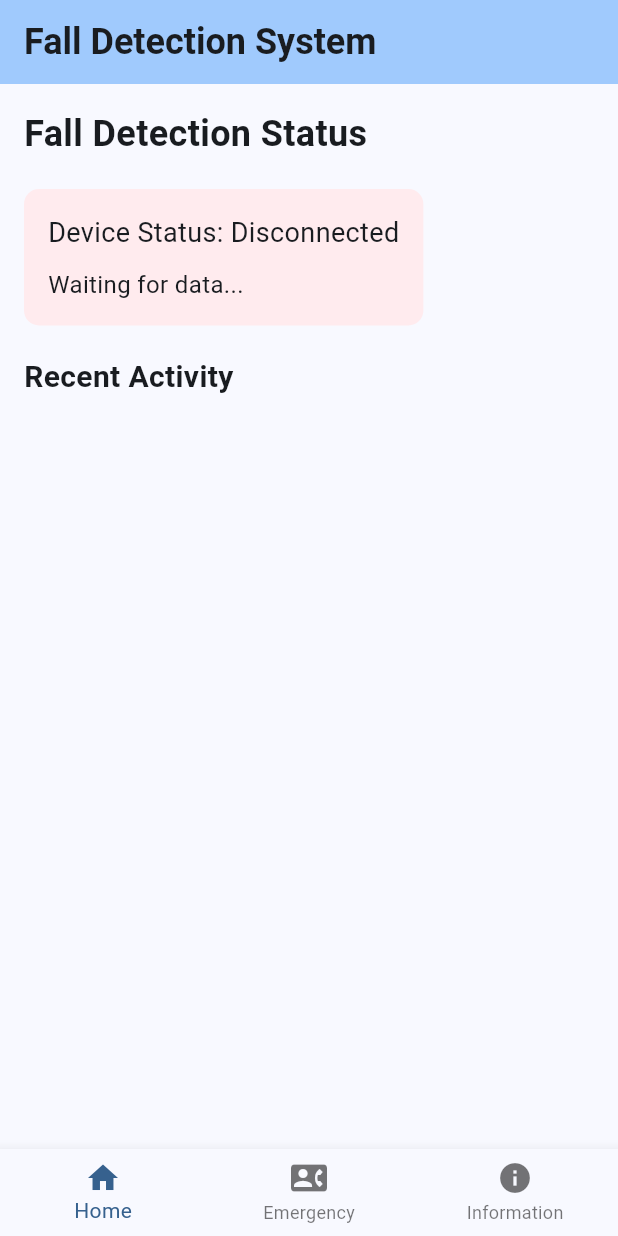
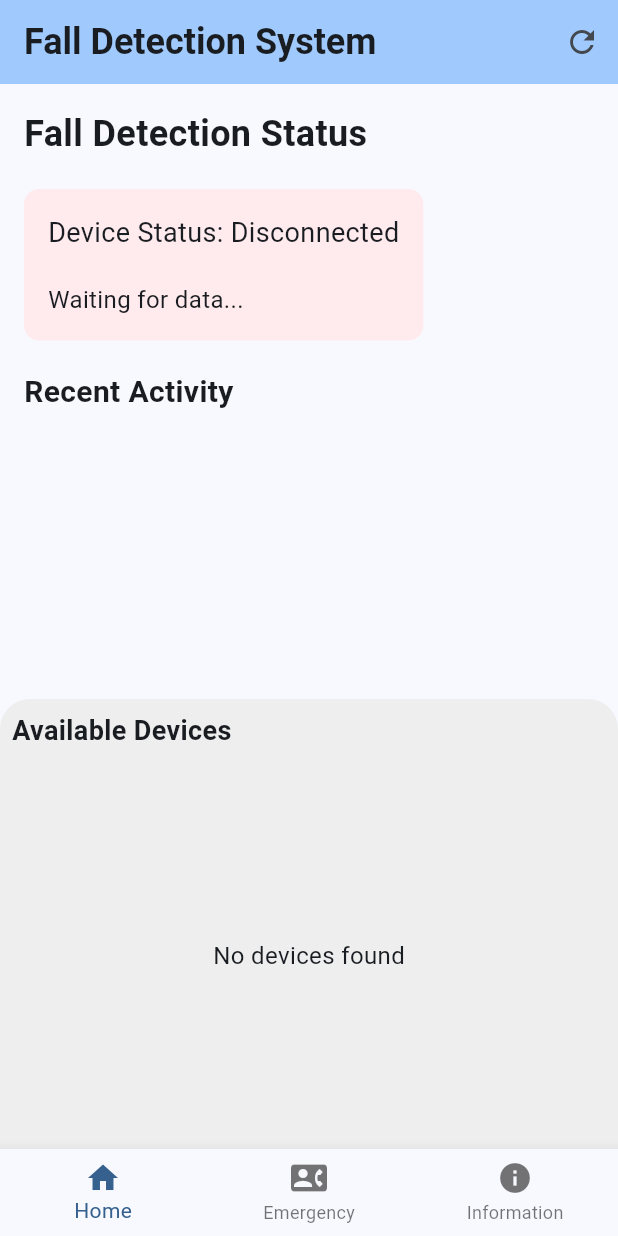
Before and after one commit to Sridhar1030/FallDetectionApp, a Flutter app: the screen it shows after launch, on a phone screen of 412 x 824 dp. Run offline on Flutter 3.47's test engine with Material 3 defaults, Android fonts, the phone set to English and light mode, and no system bars; our stand-ins replace flutter_blue_plus, permission_handler.

Commit message:
Add Bluetooth scanning functionality and display available devices

```diff
--- a/lib/main.dart
+++ b/lib/main.dart
@@ -43,6 +43,9 @@ class _MainScreenState extends State<MainScreen> {
   BluetoothDevice? _connectedDevice;
   bool _isConnected = false;
   String _statusMessage = 'Waiting for data...';
+  String? _deviceName;
+  List<ScanResult> _availableDevices = [];
+  bool _isScanning = false;
 
   @override
   void initState() {
@@ -59,16 +62,22 @@ class _MainScreenState extends State<MainScreen> {
   }
 
   void _startBluetoothScan() {
-    FlutterBluePlus.scanResults.listen((results) {
-      for (ScanResult result in results) {
-        if (result.device.name.contains('HC-06')) {
-          _connectToDevice(result.device);
-          break;
-        }
-      }
+    setState(() {
+      _isScanning = true;
+      _availableDevices = [];
     });
 
-    FlutterBluePlus.startScan(timeout: const Duration(seconds: 4));
+    FlutterBluePlus.scanResults.listen((results) {
+      setState(() {
+        _availableDevices = results;
+      });
+    });
+
+    FlutterBluePlus.startScan(timeout: const Duration(seconds: 4)).then((_) {
+      setState(() {
+        _isScanning = false;
+      });
+    });
   }
 
   Future<void> _connectToDevice(BluetoothDevice device) async {
@@ -77,6 +86,7 @@ class _MainScreenState extends State<MainScreen> {
       setState(() {
         _connectedDevice = device;
         _isConnected = true;
+        _deviceName = device.name;
         _statusMessage = 'Connected to ${device.name}';
       });
       _listenForData(device);
@@ -116,13 +126,103 @@ class _MainScreenState extends State<MainScreen> {
       appBar: AppBar(
         title: const Text('Fall Detection System'),
         backgroundColor: Theme.of(context).colorScheme.inversePrimary,
+        actions: [
+          IconButton(
+            icon: const Icon(Icons.refresh),
+            onPressed: _isScanning ? null : _startBluetoothScan,
+          ),
+        ],
       ),
       body:
           _selectedIndex == 0
-              ? HomeScreen(
-                receivedData: _receivedData,
-                isConnected: _isConnected,
-                statusMessage: _statusMessage,
+              ? Column(
+                children: [
+                  Expanded(
+                    child: HomeScreen(
+                      receivedData: _receivedData,
+                      isConnected: _isConnected,
+                      statusMessage: _statusMessage,
+                      deviceName: _deviceName,
+                    ),
+                  ),
+                  Container(
+                    height: 300,
+                    decoration: BoxDecoration(
+                      color: Colors.grey[200],
+                      borderRadius: const BorderRadius.vertical(
+                        top: Radius.circular(20),
+                      ),
+                    ),
+                    child: Column(
+                      children: [
+                        Padding(
+                          padding: const EdgeInsets.all(8.0),
+                          child: Row(
+                            mainAxisAlignment: MainAxisAlignment.spaceBetween,
+                            children: [
+                              const Text(
+                                'Available Devices',
+                                style: TextStyle(
+                                  fontSize: 18,
+                                  fontWeight: FontWeight.bold,
+                                ),
+                              ),
+                              if (_isScanning)
+                                const SizedBox(
+                                  width: 20,
+                                  height: 20,
+                                  child: CircularProgressIndicator(),
+                                ),
+                            ],
+                          ),
+                        ),
+                        Expanded(
+                          child:
+                              _availableDevices.isEmpty
+                                  ? Center(
+                                    child: Text(
+                                      _isScanning
+                                          ? 'Scanning for devices...'
+                                          : 'No devices found',
+                                      style: const TextStyle(fontSize: 16),
+                                    ),
+                                  )
+                                  : ListView.builder(
+                                    itemCount: _availableDevices.length,
+                                    itemBuilder: (context, index) {
+                                      final device =
+                                          _availableDevices[index].device;
+                                      return Card(
+                                        margin: const EdgeInsets.symmetric(
+                                          horizontal: 8,
+                                          vertical: 4,
+                                        ),
+                                        child: ListTile(
+                                          title: Text(
+                                            device.name.isNotEmpty
+                                                ? device.name
+                                                : 'Unknown Device',
+                                            style: const TextStyle(
+                                              fontWeight: FontWeight.bold,
+                                            ),
+                                          ),
+                                          subtitle: Text(
+                                            device.remoteId.toString(),
+                                          ),
+                                          trailing: ElevatedButton(
+                                            onPressed:
+                                                () => _connectToDevice(device),
+                                            child: const Text('Connect'),
+                                          ),
+                                        ),
+                                      );
+                                    },
+                                  ),
+                        ),
+                      ],
+                    ),
+                  ),
+                ],
               )
               : _selectedIndex == 1
               ? const EmergencyContactsScreen()
--- a/lib/screens/home_screen.dart
+++ b/lib/screens/home_screen.dart
@@ -5,12 +5,14 @@ class HomeScreen extends StatefulWidget {
   final List<String> receivedData;
   final bool isConnected;
   final String statusMessage;
+  final String? deviceName;
 
   const HomeScreen({
     super.key,
     required this.receivedData,
     required this.isConnected,
     required this.statusMessage,
+    this.deviceName,
   });
 
   @override
@@ -46,6 +48,15 @@ class _HomeScreenState extends State<HomeScreen> {
                   'Device Status: ${widget.isConnected ? "Connected" : "Disconnected"}',
                   style: const TextStyle(fontSize: 18),
                 ),
+                const SizedBox(height: 10),
+                if (widget.deviceName != null && widget.isConnected)
+                  Text(
+                    'Connected Device: ${widget.deviceName}',
+                    style: const TextStyle(
+                      fontSize: 16,
+                      fontWeight: FontWeight.bold,
+                    ),
+                  ),
                 const SizedBox(height: 10),
                 Text(
                   widget.statusMessage,
```
